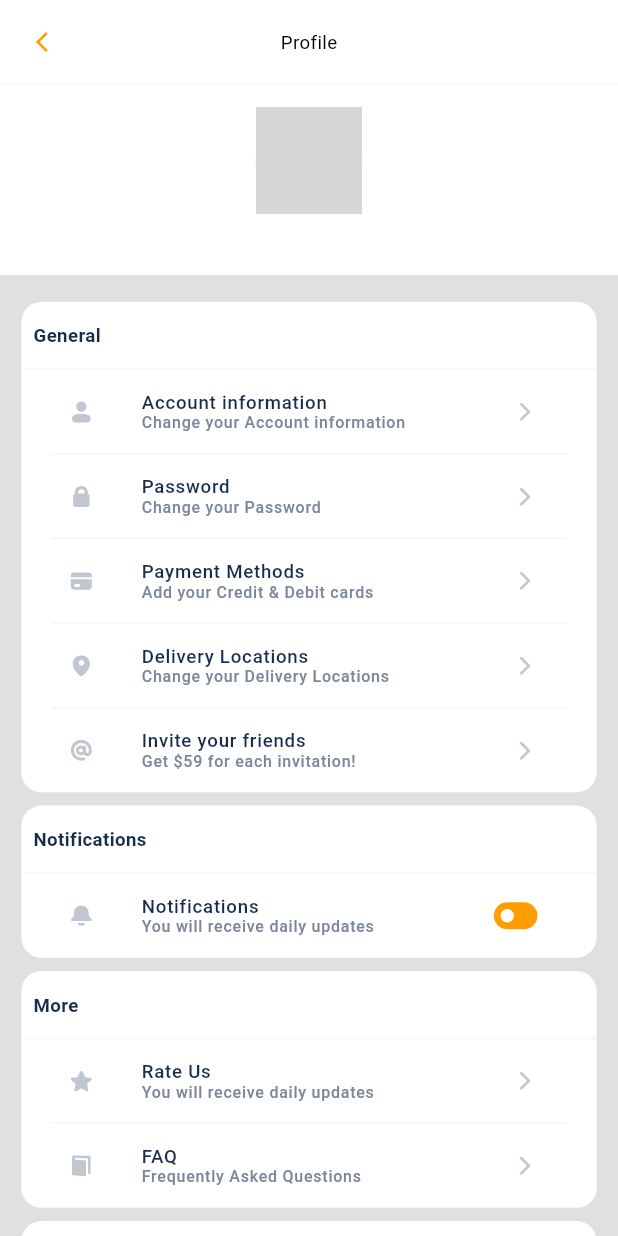
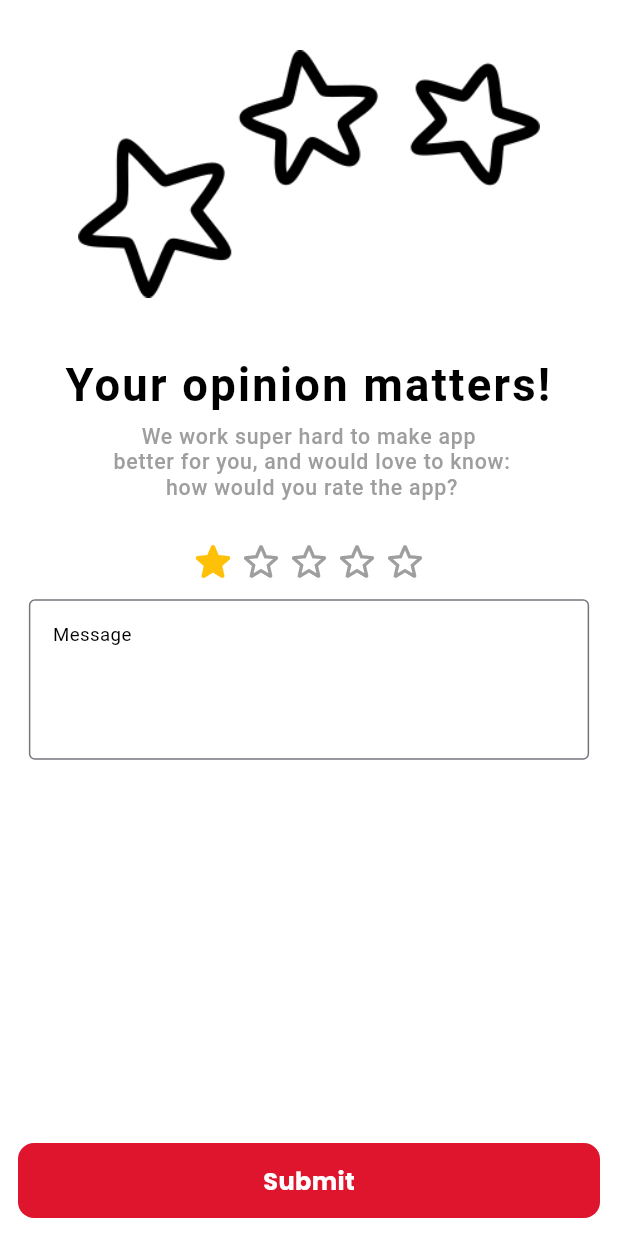
Before and after one commit to SyedShahzainHussain/client_user_app, a Flutter app: the SettingScreen screen opened by its route, after a tap on "Rate Us", on a phone screen of 412 x 824 dp. Run offline on Flutter 3.47's test engine with Material 3 defaults, Android fonts, the phone set to English and light mode, and no system bars; drawn by our look-alikes of custom_rating_bar; our stand-ins replace badges, bloc, cached_network_image, carousel_slider, dio, equatable and 16 more; missing offline and left inert: flutter_stripe, gradient_slider; accounts and stored records are empty; generated files the repository leaves out were written again; network calls fail; Roboto replaces fonts that are missing (Acme); grey boxes are pictures that could not be loaded.

```diff
--- a/lib/common/t_rounded_image.dart
+++ b/lib/common/t_rounded_image.dart
@@ -20,7 +20,7 @@ class TRoundedImage extends StatelessWidget {
     this.isNetworkImage = false,
     this.width,
     this.height,
-    this.borderRadius = 12.0,
+    this.borderRadius = 22.0,
     this.backgroundColor,
     this.applyImageRadius = true,
     this.border,
@@ -51,8 +51,9 @@ class TRoundedImage extends StatelessWidget {
           child: isNetworkImage
               ? CachedNetworkImage(
                   imageUrl: imageUrl,
+                  fit: BoxFit.fill,
                   progressIndicatorBuilder: (context, url, progress) =>
-                      const ShimmerEffect(width: double.infinity, height: 190),
+                      const ShimmerEffect(width: double.infinity, height: 150),
                   errorWidget: (context, url, error) =>
                       const Icon(Icons.error, color: Colors.red),
                 )
--- a/lib/config/image_string.dart
+++ b/lib/config/image_string.dart
@@ -20,6 +20,7 @@ class ImageString {
   static const call = "assets/images/call.png";
     static const placeOrder = "assets/images/place_order.png";
   static const cashImage = "assets/images/cash.png";
+  static const rateImage = "assets/images/start.png";
 
   // Todo Icons
   static const user = "assets/icon/user.svg";
--- a/lib/config/routes/route_name.dart
+++ b/lib/config/routes/route_name.dart
@@ -25,6 +25,8 @@ class RouteName {
   static const String placeOrderScreenName = "/place-order-screen";
   static const String accountInformationScreenName = "/account-information-screen";
   static const String changePasswordScreenName = "/change-Password-screen";
+  static const String appRateScreenName = "/app-rate-screen";
+  static const String changeLanguageScreenName = "/change-language-screen";
 
 
 }
--- a/lib/config/routes/routes.dart
+++ b/lib/config/routes/routes.dart
@@ -24,7 +24,9 @@ import 'package:my_app/view/order/tracking_order.dart';
 import 'package:my_app/view/profile/edit_profile_screen.dart';
 import 'package:my_app/view/profile/profile_screen.dart';
 import 'package:my_app/view/setting/pages/account_information.dart';
+import 'package:my_app/view/setting/pages/change_language_screen.dart';
 import 'package:my_app/view/setting/pages/change_password_screen.dart';
+import 'package:my_app/view/setting/pages/rate_app_screen.dart';
 import 'package:my_app/view/setting/setting_screen.dart';
 
 import '../../view/cart/cart_screen.dart';
@@ -82,6 +84,10 @@ class Routes {
         return MaterialPageRoute(builder: (_) => const AccountInformation());
       case RouteName.changePasswordScreenName:
         return MaterialPageRoute(builder: (_) => const ChangePasswordScreen());
+      case RouteName.appRateScreenName:
+        return MaterialPageRoute(builder: (_) => const RateAppScreen());
+      case RouteName.changeLanguageScreenName:
+        return MaterialPageRoute(builder: (_) =>  ChangeLanguageScreen());
       case RouteName.cartScreenName:
         final isPushing = setting.arguments as bool;
         return MaterialPageRoute(
--- /dev/null
+++ b/lib/view/setting/pages/rate_app_screen.dart
@@ -0,0 +1,118 @@
+import 'package:flutter/material.dart';
+import 'package:flutter_screenutil/flutter_screenutil.dart';
+import 'package:my_app/common/button.dart';
+import 'package:my_app/extension/media_query_extension.dart';
+import 'package:custom_rating_bar/custom_rating_bar.dart';
+
+import '../../../config/image_string.dart';
+
+class RateAppScreen extends StatelessWidget {
+  const RateAppScreen({super.key});
+
+  @override
+  Widget build(BuildContext context) {
+    return Scaffold(
+      body: SafeArea(
+        child: SingleChildScrollView(
+          child: Padding(
+            padding: EdgeInsets.symmetric(horizontal: 20.w, vertical: 10.h),
+            child: Column(
+              children: [
+                SizedBox(
+                  height: context.height * 0.03,
+                ),
+                Image.asset(
+                  ImageString.rateImage,
+                  width: double.infinity,
+                  height: context.height * 0.20,
+                ),
+                SizedBox(
+                  height: context.height * 0.05,
+                ),
+                Column(
+                  children: [
+                    Center(
+                      child: Text(
+                        "Your opinion matters!",
+                        style: Theme.of(context)
+                            .textTheme
+                            .headlineMedium!
+                            .copyWith(
+                              color: Colors.black,
+                              fontWeight: FontWeight.bold,
+                              letterSpacing: 1.5,
+                            ),
+                        maxLines: 1,
+                        overflow: TextOverflow.ellipsis,
+                        textAlign: TextAlign.center,
+                      ),
+                    ),
+                    SizedBox(
+                      height: context.height * 0.01,
+                    ),
+                    Text(
+                      "We work super hard to make app\n better for you, and would love to know:\n how would you rate the app?",
+                      style: Theme.of(context).textTheme.titleMedium!.copyWith(
+                            color: Colors.grey,
+                            fontWeight: FontWeight.w500,
+                            letterSpacing: 0.5,
+                          ),
+                      textAlign: TextAlign.center,
+                    ),
+                    SizedBox(
+                      height: context.height * 0.03,
+                    ),
+                    RatingBar(
+                      filledIcon: Icons.star_rounded,
+                      emptyIcon: Icons.star_outline_rounded,
+                      halfFilledIcon: Icons.star_half_rounded,
+                      isHalfAllowed: true,
+                      halfFilledColor: Colors.yellow,
+                      onRatingChanged: (value) => debugPrint('$value'),
+                      initialRating: 1,
+                      maxRating: 5,
+                      alignment: Alignment.center,
+                    ),
+                    SizedBox(
+                      height: 10.h,
+                    ),
+                    TextField(
+                      onTapOutside: (_) {
+                        FocusScope.of(context).unfocus();
+                      },
+                      style: Theme.of(context)
+                          .textTheme
+                          .bodyMedium!
+                          .copyWith(color: Colors.black),
+                      textInputAction: TextInputAction.done,
+                      keyboardType: TextInputType.multiline,
+                      maxLines: 5,
+                      decoration: InputDecoration(
+                        hintText: "Message",
+                        hintStyle: Theme.of(context)
+                            .textTheme
+                            .bodyMedium!
+                            .copyWith(color: Colors.black),
+                        border: const OutlineInputBorder(),
+                        focusedBorder: const OutlineInputBorder(),
+                        errorBorder: const OutlineInputBorder(),
+                      ),
+                    )
+                  ],
+                ),
+              ],
+            ),
+          ),
+        ),
+      ),
+      bottomNavigationBar: Container(
+        margin: const EdgeInsets.all(12.0),
+        child: Button(
+          showRadius: true,
+          title: "Submit",
+          onTap: () {},
+        ),
+      ),
+    );
+  }
+}
--- a/lib/view/setting/setting_screen.dart
+++ b/lib/view/setting/setting_screen.dart
@@ -9,6 +9,7 @@ import 'package:my_app/config/image_string.dart';
 import 'package:my_app/config/routes/route_name.dart';
 
 import '../../services/session_controller_services.dart';
+import 'package:share_plus/share_plus.dart';
 
 class SettingScreen extends StatefulWidget {
   const SettingScreen({super.key});
@@ -125,11 +126,27 @@ class _SettingScreenState extends State<SettingScreen> {
                           endIndent: 20,
                           indent: 20,
                         ),
+                        // SettingListTileWidget(
+                        //   title: "Payment Methods",
+                        //   subTitle: "Add your Credit & Debit cards",
+                        //   image: ImageString.CreditCard,
+                        //   onTap: () {},
+                        // ),
+                        // const Divider(
+                        //   color: Color(0xffF4F5F7),
+                        //   height: .4,
+                        //   endIndent: 20,
+                        //   indent: 20,
+                        // ),
                         SettingListTileWidget(
-                          title: "Payment Methods",
-                          subTitle: "Add your Credit & Debit cards",
-                          image: ImageString.CreditCard,
-                          onTap: () {},
+                          title: "Change Language",
+                          subTitle: "Change your App Language",
+                          isIcon: true,
+                          icon: Icons.language,
+                          onTap: () {
+                            Navigator.pushNamed(
+                                context, RouteName.changeLanguageScreenName);
+                          },
                         ),
                         const Divider(
                           color: Color(0xffF4F5F7),
@@ -151,9 +168,16 @@ class _SettingScreenState extends State<SettingScreen> {
                         ),
                         SettingListTileWidget(
                           title: "Invite your friends",
-                          subTitle: "Get \$59 for each invitation!",
+                          subTitle: "Send the link to user",
                           image: ImageString.mention,
-                          onTap: () {},
+                          onTap: () async {
+                            try {
+                              await Share.shareUri(
+                                  Uri.parse("https://www.google.com/"));
+                            } catch (e) {
+                              rethrow;
+                            }
+                          },
                         ),
                       ],
                     )
@@ -331,7 +355,10 @@ class _SettingScreenState extends State<SettingScreen> {
                             title: "Rate Us",
                             subTitle: "You will receive daily updates",
                             image: ImageString.rateFull,
-                            onTap: () {},
+                            onTap: () {
+                              Navigator.pushNamed(
+                                  context, RouteName.appRateScreenName);
+                            },
                           ),
                           const Divider(
                             color: Color(0xffF4F5F7),
@@ -485,15 +512,20 @@ class _SettingScreenState extends State<SettingScreen> {
 }
 
 class SettingListTileWidget extends StatelessWidget {
-  final String title, subTitle, image;
+  final String title, subTitle;
+  final String? image;
   final VoidCallback onTap;
+  final bool isIcon;
+  final IconData? icon;
 
   const SettingListTileWidget({
     super.key,
     required this.title,
     required this.subTitle,
-    required this.image,
+    this.image,
     required this.onTap,
+    this.icon,
+    this.isIcon = false,
   });
 
   @override
@@ -502,9 +534,15 @@ class SettingListTileWidget extends StatelessWidget {
       onTap: onTap,
       leading: IconButton(
         onPressed: onTap,
-        icon: SvgPicture.asset(
-          image,
-        ),
+        icon: isIcon
+            ? Icon(
+                icon,
+                color: const Color(0xffC1C7D0),
+                size: 18.0,
+              )
+            : SvgPicture.asset(
+                image!,
+              ),
         color: const Color(0xffC1C7D0),
       ),
       title: Column(
--- a/pubspec.yaml
+++ b/pubspec.yaml
@@ -42,7 +42,7 @@ dependencies:
   get_it: ^7.7.0
   modal_progress_hud_nsn: ^0.5.1
   flutter_spinkit: ^5.2.1
-  cached_network_image: ^3.4.1
+  cached_network_image: ^3.3.0
   flutter_layout_grid: ^2.0.7
   shimmer: ^3.0.0
   readmore: ^3.0.0
@@ -52,6 +52,10 @@ dependencies:
   badges: ^3.1.2
   google_sign_in: ^6.2.1
   flutter_stripe: ^11.1.0
+  custom_rating_bar: ^3.0.0
+  location: ^7.0.0
+  google_maps_flutter: ^2.9.0
+  share_plus: ^7.0.0
   # language
   flutter_localizations:
     sdk: flutter
```
Also changed, not shown: lib/view/address/address_screen.dart (added, +12 -0 lines), lib/view/home/home_screen.dart (+13 -18 lines), lib/view/setting/pages/change_language_screen.dart (added, +72 -0 lines), assets/images/start.png (added), pubspec.lock, 6 other files.
